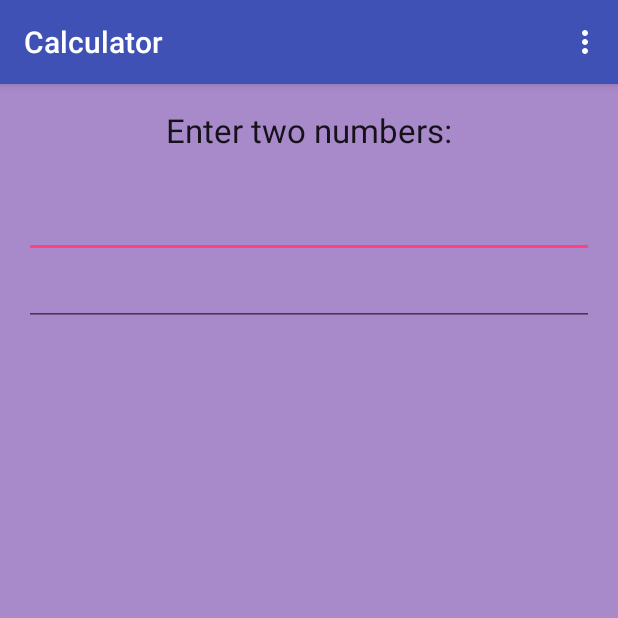
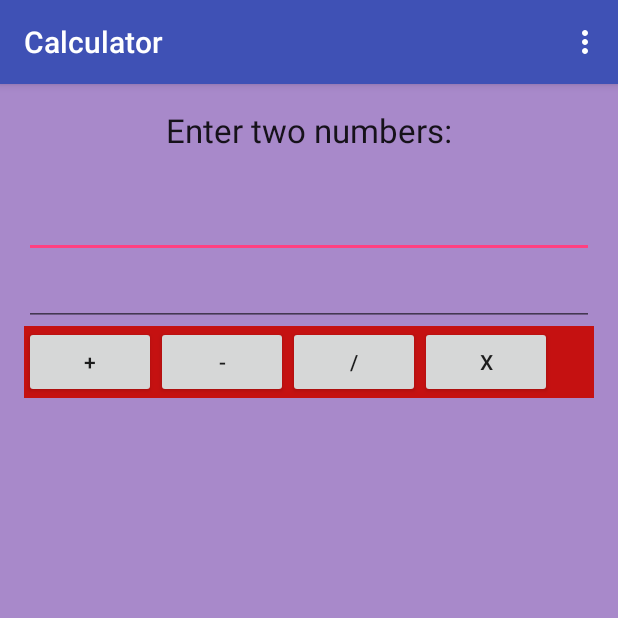
Before and after one commit to morganlutz/android-practice, an Android app: the screen it shows after launch (MainActivity), on a phone screen of 412 x 824 dp, the top half of it. Run offline under Robolectric (Android 15) with nearby library versions, the phone set to English and light mode, and no system bars.

Commit message:
add operator buttons

```diff
--- a/Calculator/app/src/main/res/layout/content_main.xml
+++ b/Calculator/app/src/main/res/layout/content_main.xml
@@ -36,4 +36,36 @@
         android:ems="10"
         android:id="@+id/editText2"
         android:layout_gravity="center_horizontal" />
+
+    <LinearLayout
+        android:orientation="horizontal"
+        android:layout_width="match_parent"
+        android:layout_height="wrap_content"
+        android:layout_gravity="center_horizontal"
+        android:background="#c51111">
+
+        <Button
+            android:layout_width="wrap_content"
+            android:layout_height="wrap_content"
+            android:text="+"
+            android:id="@+id/button" />
+
+        <Button
+            android:layout_width="wrap_content"
+            android:layout_height="wrap_content"
+            android:text="-"
+            android:id="@+id/button4" />
+
+        <Button
+            android:layout_width="wrap_content"
+            android:layout_height="wrap_content"
+            android:text="/"
+            android:id="@+id/button2" />
+
+        <Button
+            android:layout_width="wrap_content"
+            android:layout_height="wrap_content"
+            android:text="x"
+            android:id="@+id/button3" />
+    </LinearLayout>
 </LinearLayout>
```
